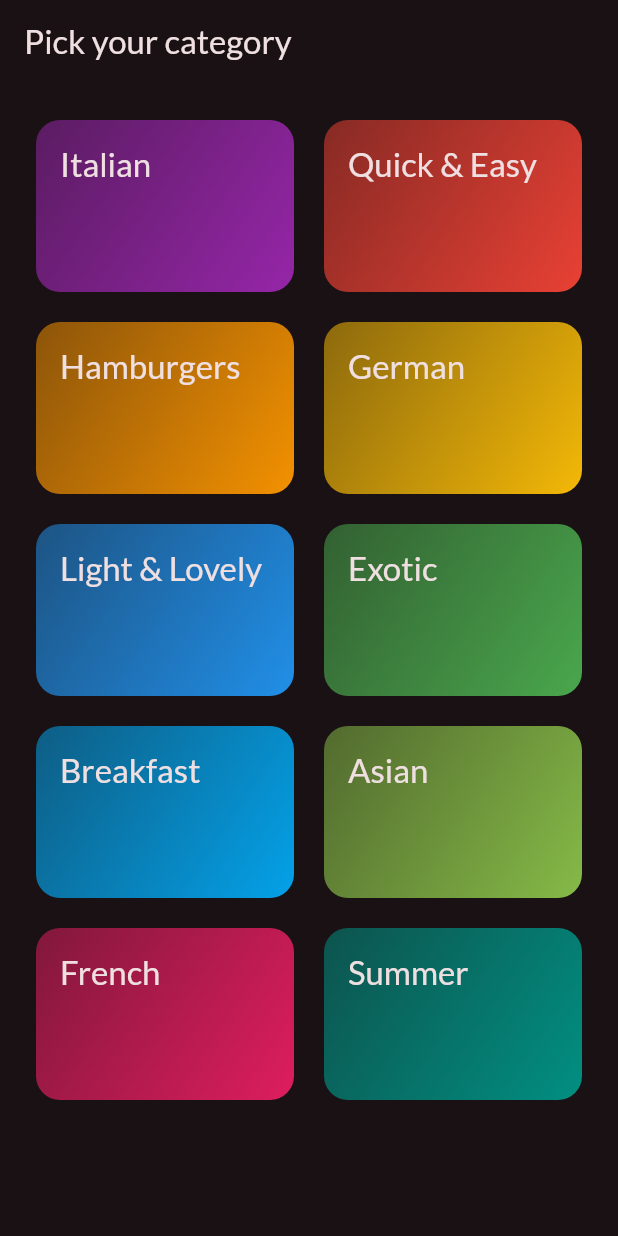
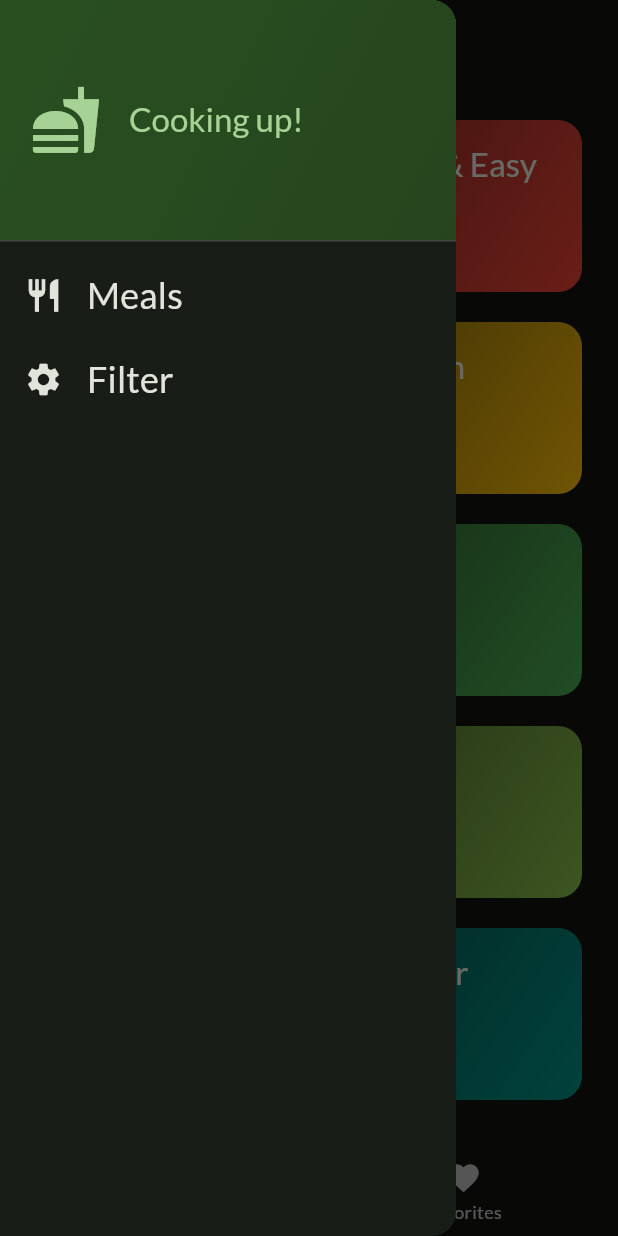
Before and after one commit to Anthony-git1/Meals-App, a Flutter app: the screen it shows after launch, with the side drawer open (before the commit the screen has no drawer), on a phone screen of 412 x 824 dp. Run offline on Flutter 3.47's test engine with Material 3 defaults, Android fonts, the phone set to English and light mode, and no system bars; our stand-ins replace google_fonts, transparent_image.

Commit message:
finished tabs part and started the drawer

```diff
--- a/lib/main.dart
+++ b/lib/main.dart
@@ -1,12 +1,12 @@
 import 'package:flutter/material.dart';
 import 'package:google_fonts/google_fonts.dart';
-import 'package:meals_app/screens/categories.dart';
+import 'package:meals_app/screens/tabs.dart';
 
 final theme = ThemeData(
   useMaterial3: true,
   colorScheme: ColorScheme.fromSeed(
     brightness: Brightness.dark,
-    seedColor: const Color.fromARGB(255, 0, 0, 0),
+    seedColor: Color.fromARGB(255, 18, 132, 0),
   ),
   textTheme: GoogleFonts.latoTextTheme(),
 );
@@ -22,7 +22,7 @@ class App extends StatelessWidget {
   Widget build(BuildContext context) {
     return MaterialApp(
       theme: theme,
-      home: const CategoriesScreen()
+      home: const TabsScreen(),
     );
   }
 }
--- a/lib/screens/categories.dart
+++ b/lib/screens/categories.dart
@@ -1,11 +1,14 @@
 import 'package:flutter/material.dart';
 import 'package:meals_app/data/dummy_data.dart';
 import 'package:meals_app/model/category.dart';
+import 'package:meals_app/model/meal.dart';
 import 'package:meals_app/screens/meals.dart';
 import 'package:meals_app/widgets/category_grid_item.dart';
 
 class CategoriesScreen extends StatelessWidget {
-  const CategoriesScreen({super.key});
+  const CategoriesScreen({super.key, required this.onToggleFavorite});
+
+  final void Function(Meal meal) onToggleFavorite;
 
   void _selectCategory(BuildContext context, Category category) {
     final filteredmeals = dummyMeals
@@ -17,6 +20,7 @@ class CategoriesScreen extends StatelessWidget {
         builder: (ctx) => MealsScreen(
           title: category.title,
           meals: filteredmeals,
+          onToggleFavorite: onToggleFavorite,
         ),
       ),
     );
@@ -24,11 +28,7 @@ class CategoriesScreen extends StatelessWidget {
 
   @override
   Widget build(BuildContext context) {
-    return Scaffold(
-      appBar: AppBar(
-        title: const Text('Pick your category'),
-      ),
-      body: GridView(
+    return GridView(
       padding: const EdgeInsets.all(24),
       gridDelegate: const SliverGridDelegateWithFixedCrossAxisCount(
         crossAxisCount: 2,
@@ -45,7 +45,6 @@ class CategoriesScreen extends StatelessWidget {
             },
           )
       ],
-      ),
     );
   }
 }
--- /dev/null
+++ b/lib/screens/tabs.dart
@@ -0,0 +1,84 @@
+import 'package:flutter/material.dart';
+import 'package:meals_app/model/meal.dart';
+import 'package:meals_app/screens/categories.dart';
+import 'package:meals_app/screens/meals.dart';
+import 'package:meals_app/widgets/main_drawer.dart';
+
+class TabsScreen extends StatefulWidget {
+  const TabsScreen({super.key});
+
+  @override
+  State<TabsScreen> createState() {
+    return _TabsScreenState();
+  }
+}
+
+class _TabsScreenState extends State<TabsScreen> {
+  int _selectedPageIndex = 0;
+  final List<Meal> _favoriteMeals = [];
+
+  void _showInfoMessage(String message) {
+    ScaffoldMessenger.of(context).clearSnackBars();
+    ScaffoldMessenger.of(context).showSnackBar(
+      SnackBar(
+        content: Text(message),
+      ),
+    );
+  }
+
+  void _toggleMealFavoriteStatus(Meal meal) {
+    final isExisting = _favoriteMeals.contains(meal);
+
+    if (isExisting) {
+      setState(() {
+        _favoriteMeals.remove(meal);
+      });
+      _showInfoMessage('Meal is no longer a favorite.');
+    } else {
+      setState(() {
+        _favoriteMeals.add(meal);
+      });
+      _showInfoMessage('Meal is a Favorite.');
+    }
+  }
+
+  void _selectPage(int index) {
+    setState(() {
+      _selectedPageIndex = index;
+    });
+  }
+
+  @override
+  Widget build(BuildContext context) {
+    Widget activePage = CategoriesScreen(
+      onToggleFavorite: _toggleMealFavoriteStatus,
+    );
+    var activePageTitle = 'Categories';
+
+    if (_selectedPageIndex == 1) {
+      activePage = MealsScreen(
+        meals: _favoriteMeals,
+        onToggleFavorite: _toggleMealFavoriteStatus,
+      );
+      activePageTitle = 'Your Favorites';
+    }
+
+    return Scaffold(
+      appBar: AppBar(
+        title: Text(activePageTitle),
+      ),
+      drawer: const MainDrawer(),
+      body: activePage,
+      bottomNavigationBar: BottomNavigationBar(
+        onTap: _selectPage,
+        currentIndex: _selectedPageIndex,
+        items: const [
+          BottomNavigationBarItem(
+              icon: Icon(Icons.set_meal), label: 'Categories'),
+          BottomNavigationBarItem(
+              icon: Icon(Icons.favorite), label: 'Favorites'),
+        ],
+      ),
+    );
+  }
+}
--- /dev/null
+++ b/lib/widgets/main_drawer.dart
@@ -0,0 +1,79 @@
+import 'package:flutter/material.dart';
+
+class MainDrawer extends StatelessWidget {
+  const MainDrawer({super.key});
+
+  @override
+  Widget build(BuildContext context) {
+    return Drawer(
+      child: Column(
+        children: [
+          DrawerHeader(
+            padding: const EdgeInsets.all(20),
+            decoration: BoxDecoration(
+              gradient: LinearGradient(
+                colors: [
+                  Theme.of(context).colorScheme.primaryContainer,
+                  Theme.of(context)
+                      .colorScheme
+                      .primaryContainer
+                      .withOpacity(0.8)
+                ],
+                begin: Alignment.topLeft,
+                end: Alignment.bottomRight,
+              ),
+            ),
+            child: Row(
+              children: [
+                Icon(
+                  Icons.fastfood,
+                  size: 48,
+                  color: Theme.of(context).colorScheme.primary,
+                ),
+                const SizedBox(
+                  width: 18,
+                ),
+                Text(
+                  'Cooking up!',
+                  style: Theme.of(context).textTheme.titleLarge!.copyWith(
+                        color: Theme.of(context).colorScheme.primary,
+                      ),
+                ),
+              ],
+            ),
+          ),
+          ListTile(
+            leading: Icon(
+              Icons.restaurant,
+              size: 26,
+              color: Theme.of(context).colorScheme.onBackground,
+            ),
+            title: Text(
+              'Meals',
+              style: Theme.of(context).textTheme.titleSmall!.copyWith(
+                    color: Theme.of(context).colorScheme.onBackground,
+                    fontSize: 24,
+                  ),
+            ),
+            onTap: () {},
+          ),
+           ListTile(
+            leading: Icon(
+              Icons.settings,
+              size: 26,
+              color: Theme.of(context).colorScheme.onBackground,
+            ),
+            title: Text(
+              'Filter',
+              style: Theme.of(context).textTheme.titleSmall!.copyWith(
+                    color: Theme.of(context).colorScheme.onBackground,
+                    fontSize: 24,
+                  ),
+            ),
+            onTap: () {},
+          )
+        ],
+      ),
+    );
+  }
+}
```
Also changed, not shown: lib/screens/meals.dart (+17 -4 lines), lib/screens/meals_detail.dart (+17 -7 lines). Lines whose indentation alone changed are shown as unchanged.
